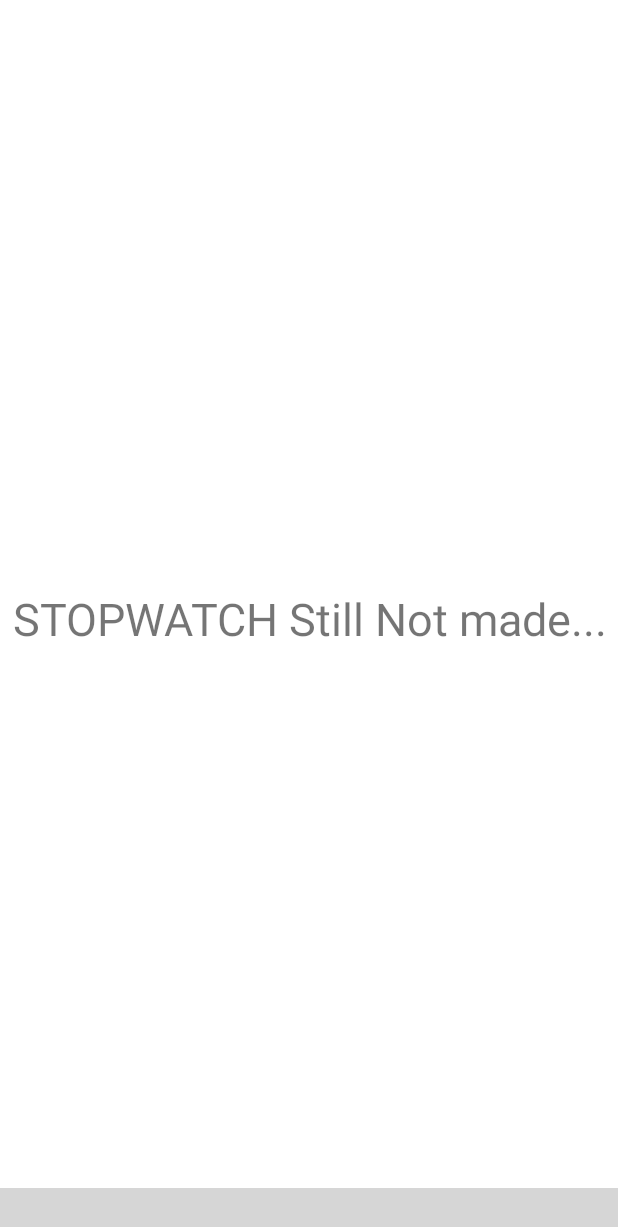
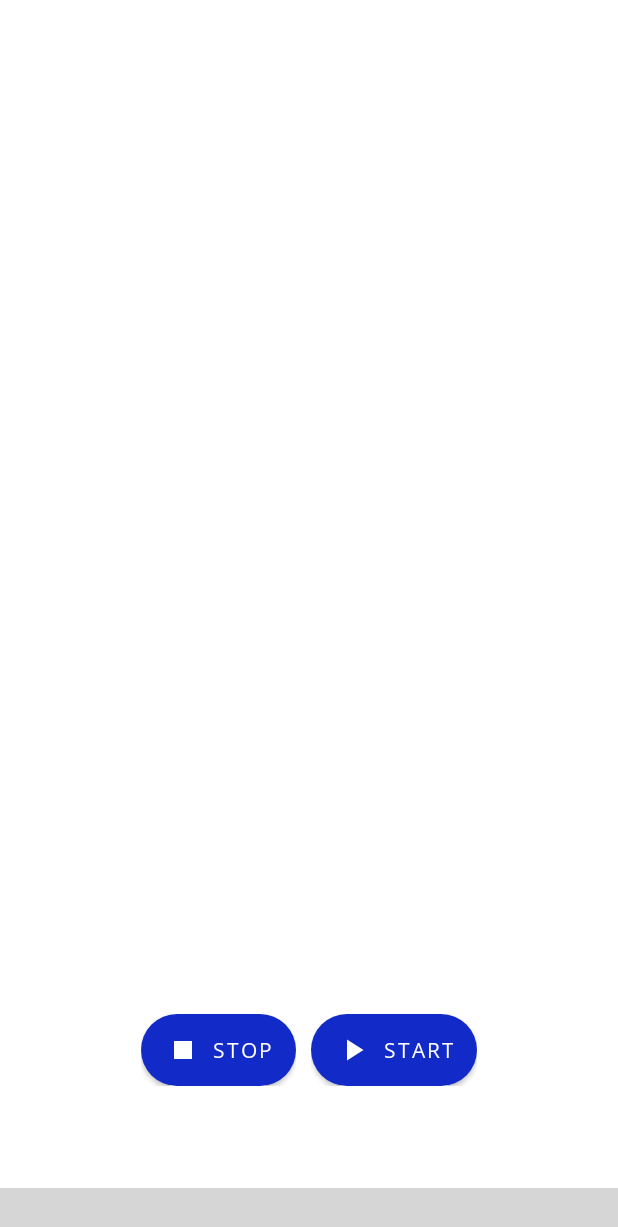
Before and after one commit to Suret1/Timer-and-StopWatch, an Android app: the fragment StopWatchFragment placed in its activity, on a phone screen of 412 x 824 dp. Shown: the top 1227 px of the screen. Run offline under Robolectric (Android 15) with nearby library versions, the phone set to English and light mode, and no system bars; libraries missing offline, so code that uses them is left out: com.shawnlin.numberpicker, nl.joery.animatedbottombar; plain views replace AnimatedBottomBar; Roboto replaces fonts that are not available here; 10 statements that could not run were skipped; grey boxes are pictures that could not be loaded.

Commit message:
Stop Watch Demo

```diff
--- a/app/build.gradle
+++ b/app/build.gradle
@@ -42,5 +42,7 @@ dependencies {
     androidTestImplementation 'androidx.test.espresso:espresso-core:3.3.0'
     implementation 'nl.joery.animatedbottombar:library:1.0.9'
     implementation 'com.shawnlin:number-picker:2.4.12'
+    implementation 'com.arsvechkarev:timerx:2.3.2'
+
 
 }
--- a/app/src/main/java/com/suret/stopwatchandtimer/ui/stopwatch/StopWatchFragment.java
+++ b/app/src/main/java/com/suret/stopwatchandtimer/ui/stopwatch/StopWatchFragment.java
@@ -4,17 +4,48 @@ import android.os.Bundle;
 import android.view.LayoutInflater;
 import android.view.View;
 import android.view.ViewGroup;
+import android.widget.Button;
+import android.widget.TextView;
 
 import androidx.annotation.NonNull;
+import androidx.annotation.Nullable;
 import androidx.fragment.app.Fragment;
 
 import com.suret.stopwatchandtimer.R;
 
+import timerx.Stopwatch;
+import timerx.StopwatchBuilder;
+import timerx.TimeTickListener;
+
 public class StopWatchFragment extends Fragment {
+    private TextView stopwatchTV;
+    private Button start_btn;
 
     public View onCreateView(@NonNull LayoutInflater inflater,
                              ViewGroup container, Bundle savedInstanceState) {
         View root = inflater.inflate(R.layout.fragment_stopwatch, container, false);
         return root;
     }
+
+    @Override
+    public void onViewCreated(@NonNull View view, @Nullable Bundle savedInstanceState) {
+        super.onViewCreated(view, savedInstanceState);
+
+        stopwatchTV = view.findViewById(R.id.stopwatch_tv);
+        start_btn = view.findViewById(R.id.start_stopwatch);
+
+        Stopwatch stopwatch = new StopwatchBuilder()
+                .startFormat("MM:SS:LLL")
+                .onTick(time -> stopwatchTV.setText(time))
+                .build();
+
+
+        start_btn.setOnClickListener(new View.OnClickListener() {
+            @Override
+            public void onClick(View v) {
+                stopwatch.start();
+            }
+        });
+
+    }
 }
--- a/app/src/main/java/com/suret/stopwatchandtimer/ui/timer/TimerFragment.java
+++ b/app/src/main/java/com/suret/stopwatchandtimer/ui/timer/TimerFragment.java
@@ -3,7 +3,6 @@ package com.suret.stopwatchandtimer.ui.timer;
 import android.content.Context;
 import android.graphics.Color;
 import android.media.MediaPlayer;
-import android.os.Build;
 import android.os.Bundle;
 import android.os.CountDownTimer;
 import android.view.LayoutInflater;
@@ -56,12 +55,7 @@ public class TimerFragment extends Fragment {
         Window window = getActivity().getWindow();
         window.addFlags(WindowManager.LayoutParams.FLAG_DRAWS_SYSTEM_BAR_BACKGROUNDS);
         window.setStatusBarColor(Color.WHITE);
-
-        if (Build.VERSION.SDK_INT >= Build.VERSION_CODES.R) {
-            window.setDecorFitsSystemWindows(false);
-        } else {
-            window.getDecorView().setSystemUiVisibility(View.SYSTEM_UI_FLAG_LIGHT_STATUS_BAR);
-        }
+        window.getDecorView().setSystemUiVisibility(View.SYSTEM_UI_FLAG_LIGHT_STATUS_BAR);
 
         finishEffect = MediaPlayer.create(getActivity(), R.raw.finish);
         spinEffect = MediaPlayer.create(getActivity(), R.raw.spin);
@@ -69,9 +63,9 @@ public class TimerFragment extends Fragment {
         hourPicker = view.findViewById(R.id.hours_picker);
         minutePicker = view.findViewById(R.id.minutes_picker);
         secondPicker = view.findViewById(R.id.seconds_picker);
-        start_btn = view.findViewById(R.id.button);
+        start_btn = view.findViewById(R.id.start_timer_btn);
         linearLayout = view.findViewById(R.id.linearLayout);
-        stop_btn = view.findViewById(R.id.stop);
+        stop_btn = view.findViewById(R.id.stop_timer_btn);
         spinLayout = view.findViewById(R.id.spinLayout);
         hourPicker.setOnValueChangedListener(hourValueChangeListener);
 
@@ -164,7 +158,6 @@ public class TimerFragment extends Fragment {
             start_btn.setBackgroundResource(R.drawable.custom_start_button);
             start_btn.setCompoundDrawablesWithIntrinsicBounds(R.drawable.pause, 0, 0, 0);
             stop_btn.setVisibility(View.VISIBLE);
-
             myView.setVisibility(View.VISIBLE);
             spinLayout.setVisibility(View.GONE);
         } else {
--- a/app/src/main/res/layout/fragment_stopwatch.xml
+++ b/app/src/main/res/layout/fragment_stopwatch.xml
@@ -4,29 +4,85 @@
     xmlns:tools="http://schemas.android.com/tools"
     android:layout_width="match_parent"
     android:layout_height="match_parent"
+    android:background="@color/white"
     tools:context=".ui.stopwatch.StopWatchFragment">
 
     <LinearLayout
-        android:layout_width="wrap_content"
-        android:layout_height="wrap_content"
+        android:id="@+id/linearLayout"
+        android:layout_width="0dp"
+        android:layout_height="0dp"
         android:gravity="center"
         android:orientation="vertical"
-        app:layout_constraintBottom_toBottomOf="parent"
+        app:layout_constraintBottom_toTopOf="@+id/buttonLinearLayout"
         app:layout_constraintEnd_toEndOf="parent"
         app:layout_constraintStart_toStartOf="parent"
         app:layout_constraintTop_toTopOf="parent">
 
-        <TextView
-            android:id="@+id/textView"
+        <LinearLayout
             android:layout_width="wrap_content"
             android:layout_height="wrap_content"
-            android:layout_gravity="center"
-            android:text="STOPWATCH Still Not made..."
-            android:textSize="30sp"
-            android:textAlignment="center"
-            app:layout_constraintBottom_toBottomOf="parent"
-            app:layout_constraintEnd_toEndOf="parent"
-            app:layout_constraintStart_toStartOf="parent"
-            app:layout_constraintTop_toTopOf="parent" />
+            android:orientation="vertical">
+
+            <TextView
+                android:id="@+id/stopwatch_tv"
+                android:layout_width="wrap_content"
+                android:layout_height="wrap_content"
+                android:textSize="50sp" />
+
+        </LinearLayout>
+
+
+    </LinearLayout>
+
+    <LinearLayout
+        android:id="@+id/buttonLinearLayout"
+        android:layout_width="match_parent"
+        android:layout_height="wrap_content"
+        android:gravity="center"
+        android:orientation="horizontal"
+        android:paddingBottom="100dp"
+        app:layout_constraintBottom_toBottomOf="parent"
+        app:layout_constraintEnd_toEndOf="parent"
+        app:layout_constraintStart_toStartOf="parent"
+        app:layout_constraintTop_toBottomOf="@+id/linearLayout">
+
+        <LinearLayout
+            android:layout_width="wrap_content"
+            android:layout_height="wrap_content"
+            android:orientation="vertical">
+
+            <Button
+                android:id="@+id/stop_timer_btn"
+                android:layout_width="wrap_content"
+                android:layout_height="wrap_content"
+                android:background="@drawable/custom_start_button"
+                android:drawableLeft="@drawable/stop"
+                android:drawableTint="@color/white"
+                android:fontFamily="@font/open_sans"
+                android:text="Stop"
+                android:textColor="@color/white"
+                android:visibility="visible"
+                app:backgroundTint="@null" />
+        </LinearLayout>
+
+        <LinearLayout
+            android:layout_width="wrap_content"
+            android:layout_height="wrap_content"
+            android:orientation="vertical"
+            android:paddingLeft="10dp">
+
+            <Button
+                android:id="@+id/start_stopwatch"
+                android:layout_width="wrap_content"
+                android:layout_height="wrap_content"
+                android:background="@drawable/custom_start_button"
+                android:drawableLeft="@drawable/play"
+                android:drawableTint="@color/white"
+                android:fontFamily="@font/open_sans"
+                android:text="Start"
+                android:textColor="@color/white"
+                android:visibility="visible"
+                app:backgroundTint="@null" />
+        </LinearLayout>
     </LinearLayout>
 </androidx.constraintlayout.widget.ConstraintLayout>
--- a/app/src/main/res/layout/fragment_timer.xml
+++ b/app/src/main/res/layout/fragment_timer.xml
@@ -13,7 +13,7 @@
         android:layout_height="0dp"
         android:gravity="center"
         android:orientation="vertical"
-        app:layout_constraintBottom_toTopOf="@+id/linearLayout2"
+        app:layout_constraintBottom_toTopOf="@+id/buttonLinearLayout"
         app:layout_constraintEnd_toEndOf="parent"
         app:layout_constraintStart_toStartOf="parent"
         app:layout_constraintTop_toTopOf="parent">
@@ -121,7 +121,7 @@
     </LinearLayout>
 
     <LinearLayout
-        android:id="@+id/linearLayout2"
+        android:id="@+id/buttonLinearLayout"
         android:layout_width="match_parent"
         android:layout_height="wrap_content"
         android:gravity="center"
@@ -138,7 +138,7 @@
             android:orientation="vertical">
 
             <Button
-                android:id="@+id/stop"
+                android:id="@+id/stop_timer_btn"
                 android:layout_width="wrap_content"
                 android:layout_height="wrap_content"
                 android:background="@drawable/custom_start_button"
@@ -158,7 +158,7 @@
             android:paddingLeft="10dp">
 
             <Button
-                android:id="@+id/button"
+                android:id="@+id/start_timer_btn"
                 android:layout_width="wrap_content"
                 android:layout_height="wrap_content"
                 android:background="@drawable/custom_start_button"
```
